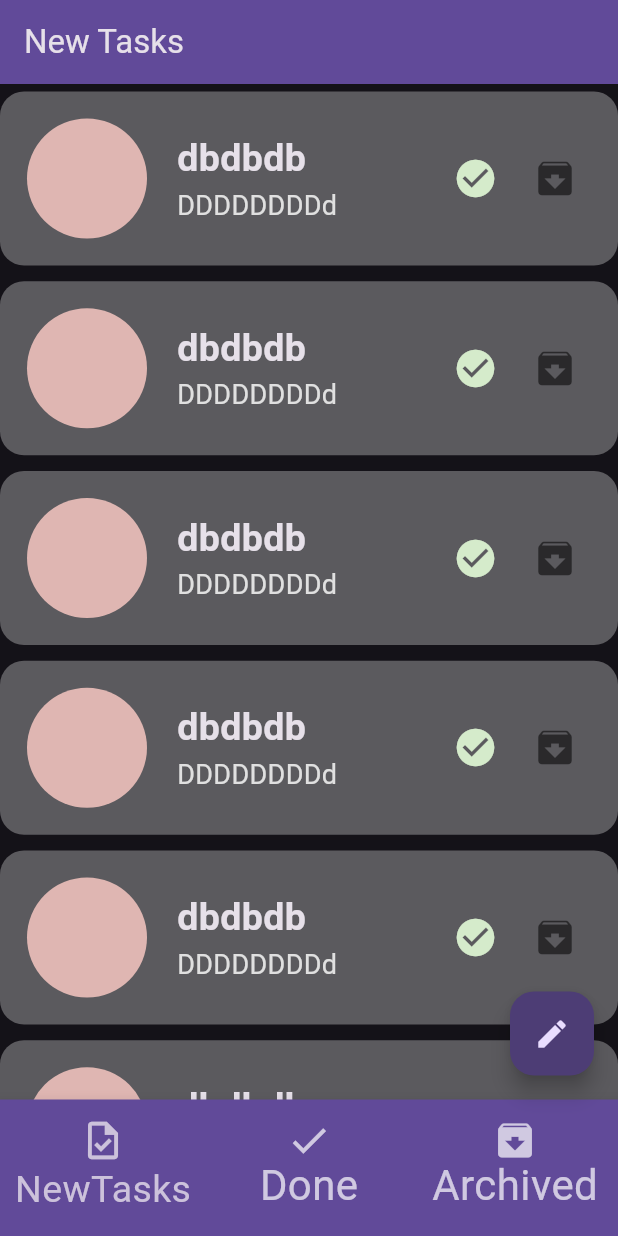
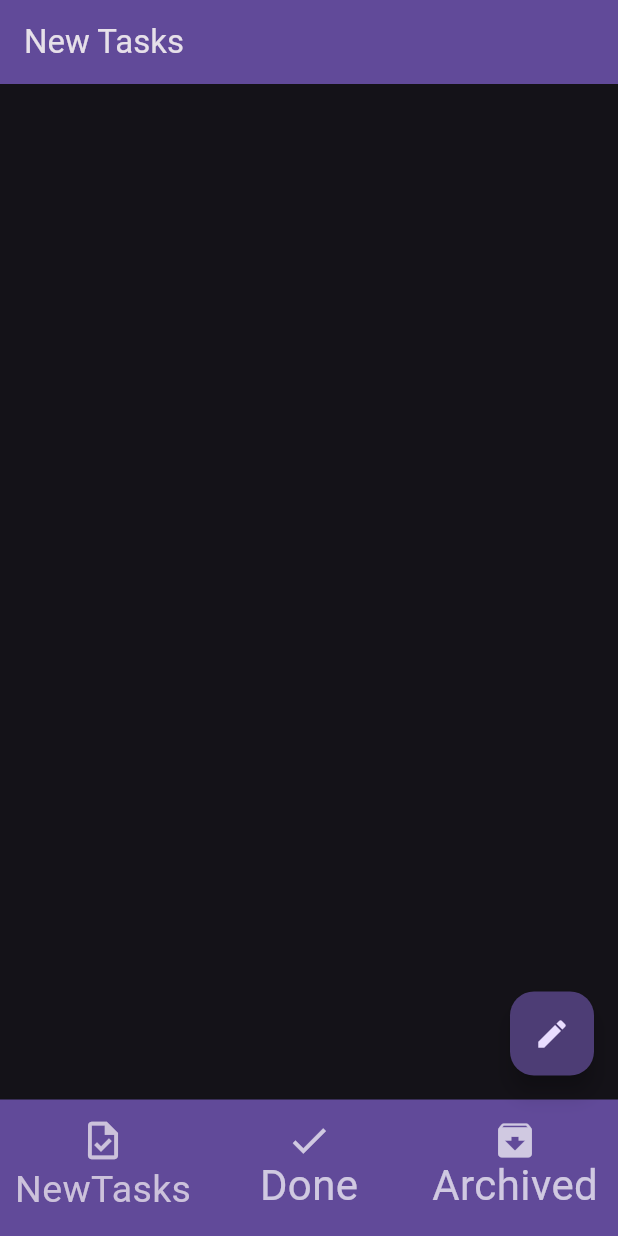
Before and after one commit to abdobassel/Todo_App_Cubit-Flutter-v2, a Flutter app: the screen it shows after launch, on a phone screen of 412 x 824 dp. Run offline on Flutter 3.47's test engine with Material 2 defaults, Android fonts, the phone set to English and light mode, and no system bars; our stand-ins replace bloc, flutter_bloc, sqflite; accounts and stored records are empty.

Commit message:
succes insert and show new tasks screen succesfully

```diff
--- a/lib/layout/home_layout.dart
+++ b/lib/layout/home_layout.dart
@@ -20,7 +20,7 @@ class HomeLayout extends StatelessWidget {
       child: BlocConsumer<AppCubit, AppBaseStates>(
         listener: (context, state) {
           if (state is AppInserteDatabase) {
-            Navigator.of(context);
+            Navigator.pop(context);
 
             titleController.clear();
             timeController.clear();
--- a/lib/todo_screens/new_tasks.dart
+++ b/lib/todo_screens/new_tasks.dart
@@ -1,12 +1,18 @@
 import 'package:flutter/material.dart';
+import 'package:flutter_bloc/flutter_bloc.dart';
+import 'package:todo_app_v2/bloc_cubit/cubit.dart';
+import 'package:todo_app_v2/bloc_cubit/states.dart';
 
 class NewTasksScreen extends StatelessWidget {
   const NewTasksScreen({super.key});
 
   @override
   Widget build(BuildContext context) {
+    return BlocConsumer<AppCubit, AppBaseStates>(
+      listener: (context, state) {},
+      builder: (context, state) {
         return ListView.builder(
-      itemCount: 15,
+          itemCount: AppCubit.get(context).newTask.length,
           itemBuilder: (context, index) {
             return Container(
               margin: EdgeInsets.only(bottom: 5.5, top: 5.0),
@@ -24,7 +30,7 @@ class NewTasksScreen extends StatelessWidget {
                       radius: 40,
                       backgroundColor: Color(0xffDFB6B2),
                       child: Text(
-                    '',
+                        AppCubit.get(context).newTask[index]['time'],
                         style: TextStyle(color: Colors.white),
                       ),
                     ),
@@ -37,15 +43,16 @@ class NewTasksScreen extends StatelessWidget {
                         textBaseline: TextBaseline.alphabetic,
                         children: [
                           Text(
-                        'dbdbdb',
+                            AppCubit.get(context).newTask[index]['title'],
                             style: TextStyle(
                                 fontWeight: FontWeight.bold, fontSize: 25),
                             maxLines: 2,
                             overflow: TextOverflow.ellipsis,
                           ),
                           Text(
-                        'DDDDDDDDd',
-                        style: TextStyle(color: Colors.grey[300], fontSize: 18),
+                            AppCubit.get(context).newTask[index]['date'],
+                            style: TextStyle(
+                                color: Colors.grey[300], fontSize: 18),
                             maxLines: 2,
                             overflow: TextOverflow.ellipsis,
                           ),
@@ -76,5 +83,7 @@ class NewTasksScreen extends StatelessWidget {
             );
           },
         );
+      },
+    );
   }
 }
```
Lines whose indentation alone changed are shown as unchanged.
